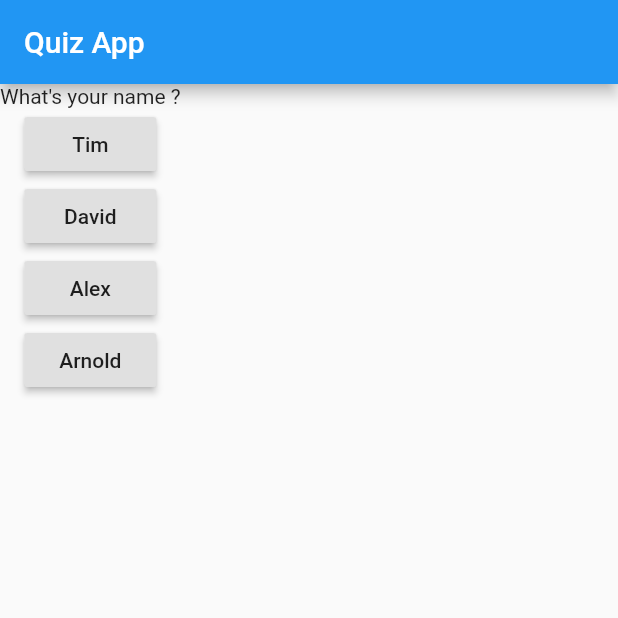
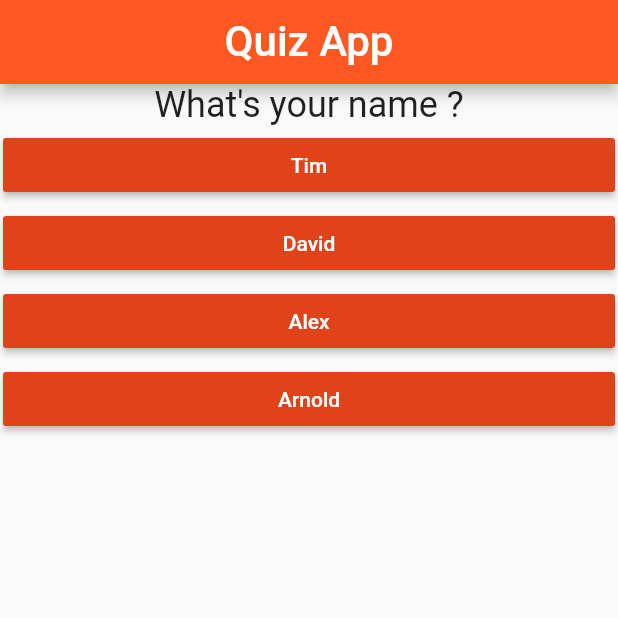
Before and after one commit to CronosCoder/Quiz-App, a Flutter app: the screen it shows after launch, on a phone screen of 412 x 824 dp, the top half of it. Run offline on Flutter 3.47's test engine with Material 2 defaults, Android fonts, the phone set to English and light mode, and no system bars.

Commit message:
initial design done

```diff
--- a/lib/main.dart
+++ b/lib/main.dart
@@ -25,25 +25,45 @@ class _MyAppState extends State<MyApp> {
           _index = _index + 1;
         }
       });
-
-      print(_index);
     }
 
-    var que = questions[_index]['question'];
+    // var que = questions[_index]['question'];
 
     return MaterialApp(
+      debugShowCheckedModeBanner: false,
       home: Scaffold(
         appBar: AppBar(
-          title: const Text('Quiz App'),
+          centerTitle: true,
+          title: const Text(
+            'Quiz App',
+            style: TextStyle(
+              fontSize: 28,
+            ),
+          ),
+          backgroundColor: Colors.deepOrange,
         ),
         body: _index < questions.length
             ? Column(
                 children: [
-                  Text(que.toString()),
+                  Text(
+                    questions[_index]['question'].toString(),
+                    textAlign: TextAlign.center,
+                    style: const TextStyle(
+                      fontSize: 24,
+                    ),
+                  ),
                   ...(questions[_index]['answer'] as List<String>).map((ans) {
-                    return RaisedButton(
-                      onPressed: handleClicked,
-                      child: Text(ans.toString()),
+                    return Container(
+                      margin: const EdgeInsets.all(2),
+                      width: double.infinity,
+                      child: RaisedButton(
+                        color: const Color.fromARGB(255, 224, 66, 26),
+                        onPressed: handleClicked,
+                        child: Text(
+                          ans.toString(),
+                          style: const TextStyle(color: Colors.white),
+                        ),
+                      ),
                     );
                   }),
                 ],
```
